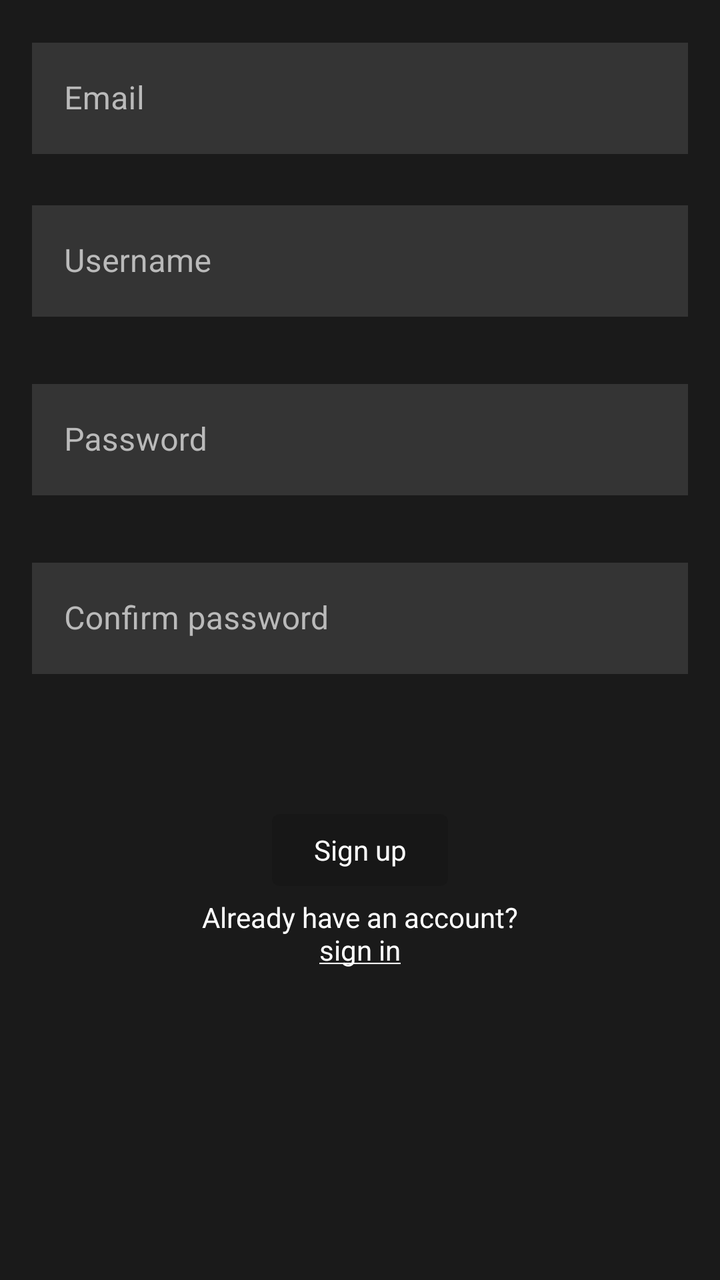
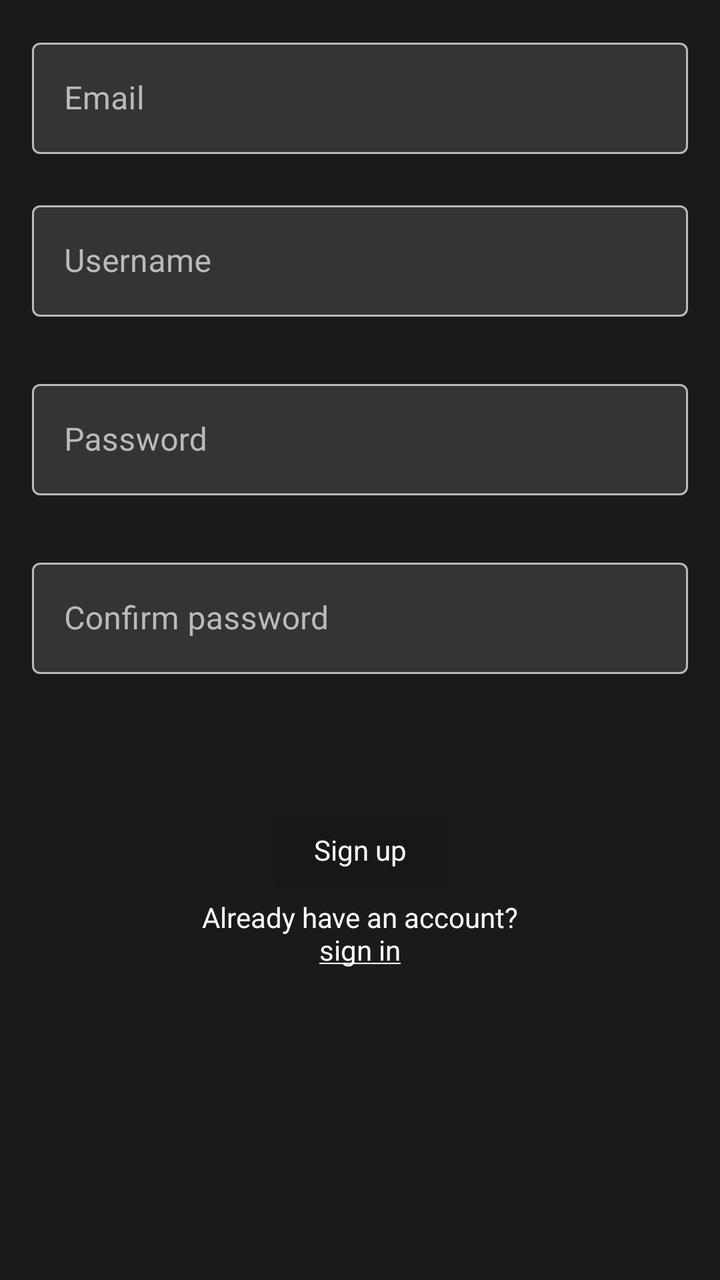

The first picture is an Android layout as it rendered before a commit; the second is the same layout after the commit. The layout source and the unified diff follow.
<!-- AndroidManifest.xml: activity theme Theme.Oma -->
<!-- res/layout/activity_register.xml -->
<?xml version="1.0" encoding="utf-8"?>
<androidx.constraintlayout.widget.ConstraintLayout xmlns:android="http://schemas.android.com/apk/res/android"
    xmlns:app="http://schemas.android.com/apk/res-auto"
    xmlns:tools="http://schemas.android.com/tools"
    android:id="@+id/container"
    android:layout_width="match_parent"
    android:layout_height="match_parent"
    android:padding="16dp"
    tools:context=".ui.register.RegisterActivity">

    <com.google.android.material.textfield.TextInputLayout
        style="@style/Widget.Oma.TextInputLayout"
        android:id="@+id/emailLayout"
        app:errorEnabled="true"
        android:layout_width="match_parent"
        android:layout_height="wrap_content"
        app:layout_constraintTop_toTopOf="parent"
        app:layout_constraintEnd_toEndOf="parent"
        app:layout_constraintStart_toStartOf="parent"
        tools:layout_editor_absoluteX="1dp">

        <com.google.android.material.textfield.TextInputEditText
            style="@style/Widget.Oma.TextInputEditText"
            android:id="@+id/email"
            android:selectAllOnFocus="true"
            android:layout_width="match_parent"
            android:autofillHints="emailAddress"
            android:maxLines="1"
            android:imeOptions="actionNext"
            android:inputType="textEmailAddress"
            android:layout_height="wrap_content"
            android:hint="@string/email"
            android:minHeight="48dp" />
    </com.google.android.material.textfield.TextInputLayout>

    <com.google.android.material.textfield.TextInputLayout
        style="@style/Widget.Oma.TextInputLayout"
        android:id="@+id/usernameLayout"
        app:errorEnabled="true"
        android:layout_width="match_parent"
        android:layout_height="wrap_content"
        app:layout_constraintTop_toBottomOf="@id/emailLayout"
        app:layout_constraintEnd_toEndOf="parent"
        app:layout_constraintStart_toStartOf="parent"
        tools:layout_editor_absoluteX="1dp">

        <com.google.android.material.textfield.TextInputEditText
            style="@style/Widget.Oma.TextInputEditText"
            android:id="@+id/username"
            android:selectAllOnFocus="true"
            android:layout_width="match_parent"
            android:maxLines="1"
            android:imeOptions="actionNext"
            android:autofillHints="username"
            android:layout_height="wrap_content"
            android:hint="@string/prompt_username"
            android:minHeight="48dp" />
    </com.google.android.material.textfield.TextInputLayout>

    <com.google.android.material.textfield.TextInputLayout
        style="@style/Widget.Oma.TextInputLayout"
        android:id="@+id/passwordLayout"
        android:layout_width="match_parent"
        android:layout_height="wrap_content"
        android:layout_marginTop="8dp"
        app:errorEnabled="true"
        app:layout_constraintStart_toStartOf="parent"
        app:layout_constraintEnd_toEndOf="parent"
        app:layout_constraintTop_toBottomOf="@+id/usernameLayout">

        <com.google.android.material.textfield.TextInputEditText
            style="@style/Widget.Oma.TextInputEditText"
            android:id="@+id/password"
            android:layout_width="match_parent"
            android:layout_height="wrap_content"
            android:selectAllOnFocus="true"
            android:maxLines="1"
            android:imeOptions="actionNext"
            android:autofillHints="password"
            android:imeActionLabel="@string/action_sign_in_short"
            android:inputType="textPassword"
            android:hint="@string/prompt_password"
            android:minHeight="48dp" />
    </com.google.android.material.textfield.TextInputLayout>

    <com.google.android.material.textfield.TextInputLayout
        style="@style/Widget.Oma.TextInputLayout"
        android:id="@+id/passwordConfirmLayout"
        android:layout_width="match_parent"
        android:layout_height="wrap_content"
        android:layout_marginTop="8dp"
        app:errorEnabled="true"
        app:layout_constraintStart_toStartOf="parent"
        app:layout_constraintEnd_toEndOf="parent"
        app:layout_constraintTop_toBottomOf="@+id/passwordLayout">

        <com.google.android.material.textfield.TextInputEditText
            style="@style/Widget.Oma.TextInputEditText"
            android:id="@+id/passwordConfirm"
            android:layout_width="match_parent"
            android:layout_height="wrap_content"
            android:selectAllOnFocus="true"
            android:maxLines="1"
            android:imeOptions="actionDone"
            android:autofillHints="password"
            android:imeActionLabel="@string/action_sign_in_short"
            android:inputType="textPassword"
            android:hint="@string/confirmpassword"
            android:minHeight="48dp" />
    </com.google.android.material.textfield.TextInputLayout>


    <Button
        style="@style/Theme.Oma.Input"
        android:id="@+id/login"
        android:layout_width="wrap_content"
        android:layout_height="wrap_content"
        android:layout_gravity="start"
        android:layout_marginTop="16dp"
        android:layout_marginBottom="64dp"
        android:enabled="false"
        android:text="@string/action_register_short"
        app:layout_constraintBottom_toBottomOf="parent"
        app:layout_constraintEnd_toEndOf="parent"
        app:layout_constraintStart_toStartOf="parent"
        app:layout_constraintTop_toBottomOf="@+id/passwordConfirmLayout"
        app:layout_constraintVertical_bias="0.2" />

    <TextView
        android:id="@+id/loginPrompt"
        android:layout_width="wrap_content"
        android:layout_height="wrap_content"
        android:clickable="true"
        android:focusable="true"
        android:minHeight="48dp"
        android:text="@string/loginPrompt"
        android:textAlignment="center"
        app:layout_constraintLeft_toLeftOf="parent"
        app:layout_constraintRight_toRightOf="parent"
        app:layout_constraintTop_toBottomOf="@id/login" />

    <ProgressBar
        android:id="@+id/loading"
        android:layout_width="wrap_content"
        android:layout_height="wrap_content"
        android:layout_gravity="center"
        android:layout_marginTop="64dp"
        android:layout_marginBottom="64dp"
        android:visibility="gone"
        app:layout_constraintBottom_toBottomOf="parent"
        app:layout_constraintEnd_toEndOf="@+id/passwordLayout"
        app:layout_constraintStart_toStartOf="@+id/passwordLayout"
        app:layout_constraintTop_toTopOf="parent"
        app:layout_constraintVertical_bias="0.3" />


</androidx.constraintlayout.widget.ConstraintLayout>
<!-- resources referenced by this layout -->
<resources>
  <string name="action_register_short">Sign up</string>
  <string name="action_sign_in_short">Sign in</string>
  <string name="confirmpassword">Confirm password</string>
  <string name="email">Email</string>
  <string name="loginPrompt">Already have an account?\n<u><sup>sign in</sup></u></string>
  <string name="prompt_password">Password</string>
  <string name="prompt_username">Username</string>
  <style name="Theme.Oma.Input" parent="Theme.Oma.Dark">
          <item name="android:colorBackground">@color/colorInputBackground</item>
          <item name="android:textColor">@color/colorInputForeground</item>
      </style>
  <style name="Widget.Oma.TextInputEditText">
          <item name="android:background">@color/colorInputBackground</item>
          <item name="android:textColor">@color/colorForegroundLight</item>
      </style>
  <style name="Widget.Oma.TextInputLayout" parent="Widget.MaterialComponents.TextInputLayout.OutlinedBox">
          <item name="android:textColorHint">@color/colorQuietText</item>
          <item name="boxStrokeColor">@color/colorQuietText</item>
          <item name="hintTextColor">@color/colorQuietText</item>
          <item name="errorTextColor">@color/colorDangerous</item>
  
      </style>
  <style name="Theme.Oma" parent="Theme.MaterialComponents.DayNight.NoActionBar">
          
          <item name="colorPrimary">@color/colorContrastBackground</item>
          <item name="colorOnPrimary">@color/colorMoreContrastBackground</item>
          <item name="colorAccent">@color/colorContrastBackground</item>
  
          
          <item name="colorSecondary">@color/colorGreen</item>
          <item name="colorSecondaryVariant">@color/colorGreen</item>
          <item name="colorOnSecondary">@color/colorBlack</item>
  
          
          
          <item name="android:statusBarColor">@color/colorSidebarBackground</item>
  
          
          <item name="android:windowBackground">@color/colorSidebarBackground</item>
  
          
          <item name="android:textColorPrimary">@color/colorForegroundLight</item>
          <item name="android:textColor">@color/colorForegroundLight</item>
          <item name="android:textColorHint">@color/colorQuietText</item>
  
          <item name="colorControlNormal">?android:attr/windowBackground</item>
          <item name="android:navigationBarColor">?android:attr/windowBackground</item>
      </style>
  <style name="Theme.Oma.Dark" parent="Theme.Oma" />
  <color name="colorInputBackground">#343434</color>
  <color name="colorInputForeground">#FFFFFF</color>
  <color name="colorForegroundLight">#FFFFFF</color>
  <color name="colorQuietText">#BABABA</color>
  <color name="colorDangerous">#E53935</color>
  <color name="colorContrastBackground">#3F51B5</color>
  <color name="colorMoreContrastBackground">#214096</color>
  <color name="colorGreen">#008B00</color>
  <color name="colorBlack">#000000</color>
  <color name="colorSidebarBackground">#1A1A1A</color>
</resources>

<!-- the commit's change to res/layout/activity_register.xml (unified diff, before → after) -->
@@ -20,7 +20,6 @@
         tools:layout_editor_absoluteX="1dp">
 
         <com.google.android.material.textfield.TextInputEditText
-            style="@style/Widget.Oma.TextInputEditText"
             android:id="@+id/email"
             android:selectAllOnFocus="true"
             android:layout_width="match_parent"
@@ -45,7 +44,6 @@
         tools:layout_editor_absoluteX="1dp">
 
         <com.google.android.material.textfield.TextInputEditText
-            style="@style/Widget.Oma.TextInputEditText"
             android:id="@+id/username"
             android:selectAllOnFocus="true"
             android:layout_width="match_parent"
@@ -69,7 +67,6 @@
         app:layout_constraintTop_toBottomOf="@+id/usernameLayout">
 
         <com.google.android.material.textfield.TextInputEditText
-            style="@style/Widget.Oma.TextInputEditText"
             android:id="@+id/password"
             android:layout_width="match_parent"
             android:layout_height="wrap_content"
@@ -95,7 +92,6 @@
         app:layout_constraintTop_toBottomOf="@+id/passwordLayout">
 
         <com.google.android.material.textfield.TextInputEditText
-            style="@style/Widget.Oma.TextInputEditText"
             android:id="@+id/passwordConfirm"
             android:layout_width="match_parent"
             android:layout_height="wrap_content"
<!-- resource entries referenced after the edit -->
@@ -11,15 +11,13 @@
           <item name="android:colorBackground">@color/colorInputBackground</item>
           <item name="android:textColor">@color/colorInputForeground</item>
       </style>
-  <style name="Widget.Oma.TextInputEditText">
-          <item name="android:background">@color/colorInputBackground</item>
-          <item name="android:textColor">@color/colorForegroundLight</item>
-      </style>
   <style name="Widget.Oma.TextInputLayout" parent="Widget.MaterialComponents.TextInputLayout.OutlinedBox">
           <item name="android:textColorHint">@color/colorQuietText</item>
           <item name="boxStrokeColor">@color/colorQuietText</item>
           <item name="hintTextColor">@color/colorQuietText</item>
           <item name="errorTextColor">@color/colorDangerous</item>
+          <item name="cornerRadius">@dimen/x2_def_padding</item>
+          <item name="boxBackgroundColor">@color/colorInputBackground</item>
   
       </style>
   <style name="Theme.Oma" parent="Theme.MaterialComponents.DayNight.NoActionBar">
@@ -54,6 +52,7 @@
   <color name="colorForegroundLight">#FFFFFF</color>
   <color name="colorQuietText">#BABABA</color>
   <color name="colorDangerous">#E53935</color>
+  <dimen name="x2_def_padding">8dp</dimen>
   <color name="colorContrastBackground">#3F51B5</color>
   <color name="colorMoreContrastBackground">#214096</color>
   <color name="colorGreen">#008B00</color>
